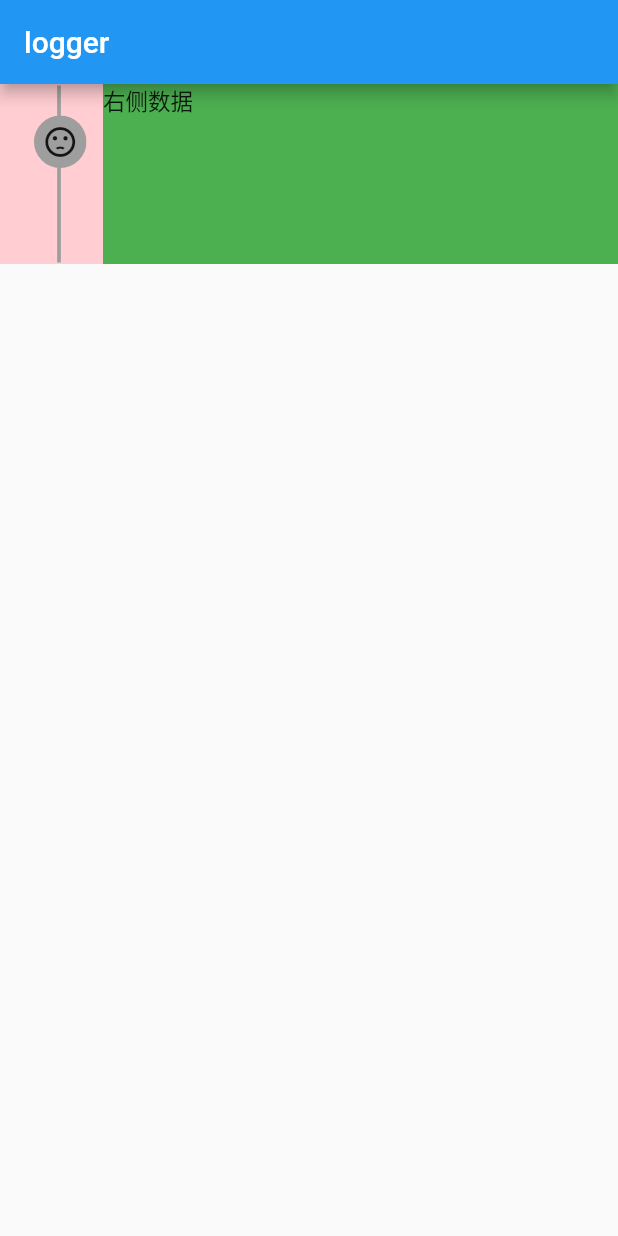
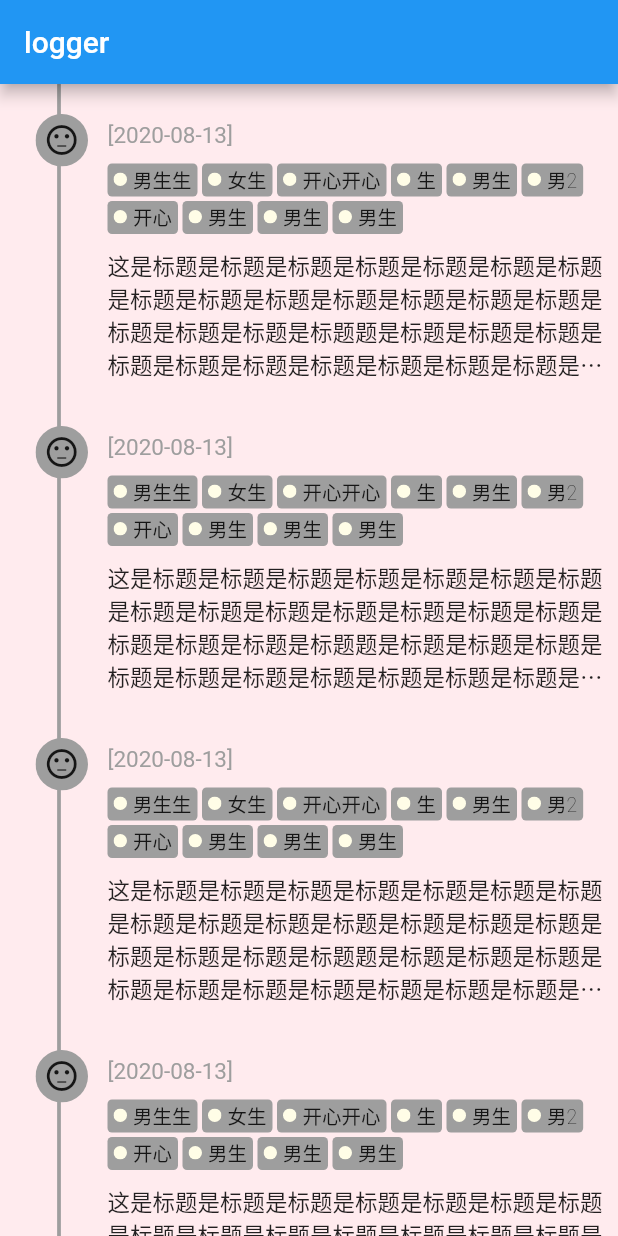
Before and after one commit to Quuk/time_logger, a Flutter app: the screen it shows after launch, on a phone screen of 412 x 824 dp. Run offline on Flutter 3.47's test engine with Material 2 defaults, Android fonts, the phone set to English and light mode, and no system bars.

Commit message:
base page init

```diff
--- /dev/null
+++ b/lib/pages/module/module_tag.dart
@@ -0,0 +1,33 @@
+// 自定义按钮组件
+import 'package:flutter/cupertino.dart';
+import 'package:flutter/material.dart';
+
+class ModuleTag extends StatelessWidget {
+  final String name;
+  final Color color;
+
+  const ModuleTag(this.name, this.color, {Key key}) : super(key: key);
+
+  @override
+  Widget build(BuildContext context) {
+    return Container(
+      padding: EdgeInsets.fromLTRB(4, 1, 4, 2),
+      decoration: BoxDecoration(
+          color: color, borderRadius: BorderRadius.all(Radius.circular(3))),
+      child: Wrap(
+        crossAxisAlignment: WrapCrossAlignment.center,
+        children: <Widget>[
+          ClipOval(child: Container(width: 9, height: 9, color: Colors.yellow[50])),
+          SizedBox(width: 4),
+          Text(
+            name,
+            style: TextStyle(
+              fontSize: 13,
+              fontWeight: FontWeight.w200,
+            ),
+          )
+        ],
+      ),
+    );
+  }
+}
--- a/lib/pages/time_line/module_time_box.dart
+++ b/lib/pages/time_line/module_time_box.dart
@@ -1,28 +1,85 @@
 import 'package:flutter/cupertino.dart';
 import 'package:flutter/material.dart';
+import 'package:logger_ui/pages/module/module_tag.dart';
 
 class ModuleTimeBox extends StatelessWidget {
   @override
   Widget build(BuildContext context) {
-    // 当天所有标签
-    return Container(
-        height: 120,
-        color: Colors.red[100],
-        child: Row(
-            mainAxisAlignment: MainAxisAlignment.spaceBetween,
-            children: <Widget>[
-              // 左边部分
-              Expanded(
-                  flex: 1,
-                  child: Container(
-                      height: 120,
-                      child:
-                          // 填写固定的颜色和logo
-                          _getLeftData(Colors.grey,
-                              Icon(Icons.sentiment_dissatisfied)))),
-              // 右边部分
-              Expanded(flex: 5, child: _getRightData()),
-            ]));
+    // 当天所有标签(等高布局)
+    return IntrinsicHeight(
+      child: Row(
+        mainAxisAlignment: MainAxisAlignment.spaceBetween,
+        children: <Widget>[
+          Expanded(
+              // 左侧线条
+              child: Container(
+                  color: Colors.red[50],
+                  width: 100.0,
+                  child: Stack(
+                      alignment: AlignmentDirectional.center,
+                      children: <Widget>[
+                        Positioned(
+                            // 竖线
+                            child: Container(
+                                margin: EdgeInsets.fromLTRB(10, 0, 0, 0),
+                                width: 2.5,
+                                color: Colors.grey)),
+                        Positioned(
+                            top: 20,
+                            right: 10,
+                            // logo
+                            child: ClipOval(
+                                child: Container(
+                                    alignment: Alignment.center,
+                                    width: 35,
+                                    height: 35,
+                                    color: Colors.grey,
+                                    child: Icon(Icons.sentiment_neutral)))),
+                      ]))),
+          Expanded(
+              flex: 5,
+              // 右侧数据
+              child: Container(
+                  color: Colors.red[50],
+                  padding: EdgeInsets.fromLTRB(3, 25, 0, 10),
+                  alignment: Alignment.bottomLeft,
+                  child: Column(
+                    crossAxisAlignment: CrossAxisAlignment.start,
+                    children: <Widget>[
+                      Text(
+                        "[2020-08-13]",
+                        style: TextStyle(
+                          color: Colors.grey,
+                        ),
+                      ),
+                      SizedBox(height: 10),
+                      Wrap(
+                        spacing: 3,
+                        runSpacing: 3,
+                        children: <Widget>[
+                          ModuleTag("男生生", Colors.grey),
+                          ModuleTag("女生", Colors.grey),
+                          ModuleTag("开心开心", Colors.grey),
+                          ModuleTag("生", Colors.grey),
+                          ModuleTag("男生", Colors.grey),
+                          ModuleTag("男2", Colors.grey),
+                          ModuleTag("开心", Colors.grey),
+                          ModuleTag("男生", Colors.grey),
+                          ModuleTag("男生", Colors.grey),
+                          ModuleTag("男生", Colors.grey),
+                        ],
+                      ),
+                      SizedBox(height: 10),
+                      Text(
+                          "这是标题是标题是标题是标题是标题是标题是标题是标题是标题是标题是标题是标题是标题是标题是标题是标题是标题是标题题是标题是标题是标题是标题是标题是标题是标题是标题是标题是标题是标题是标题是标题是标题是标题是标题是标题是标题是标题是标题是标题是标题",
+                          style:TextStyle(
+
+                          ),maxLines:4,overflow: TextOverflow.ellipsis),
+                    ],
+                  ))),
+        ],
+      ),
+    );
   }
 
   // 左侧线条
@@ -35,7 +92,8 @@ class ModuleTimeBox extends StatelessWidget {
               child: Container(
                   margin: EdgeInsets.fromLTRB(10, 0, 0, 0),
                   width: 2.5,
-                  color: Colors.grey)),
+                  color: Colors.grey,
+                  child: Text("te"))),
           Positioned(
               top: 20,
               right: icon != null ? 10 : 19,
@@ -55,9 +113,4 @@ class ModuleTimeBox extends StatelessWidget {
                           Container(width: 20, height: 20, color: Colors.red))),
         ]));
   }
-
-  // 右侧数据
-  Widget _getRightData() {
-    return Container(height: 120, color: Colors.green, child: Text("右侧数据"));
-  }
 }
--- a/lib/pages/time_line/time_line.dart
+++ b/lib/pages/time_line/time_line.dart
@@ -15,6 +15,13 @@ class _TimeLineState extends State<TimeLine> {
     return ListView(
       children: <Widget>[
         ModuleTimeBox(),
+        ModuleTimeBox(),
+        ModuleTimeBox(),
+        ModuleTimeBox(),
+        ModuleTimeBox(),
+        ModuleTimeBox(),
+        ModuleTimeBox(),
+        ModuleTimeBox(),
       ],
     );
   }
```
